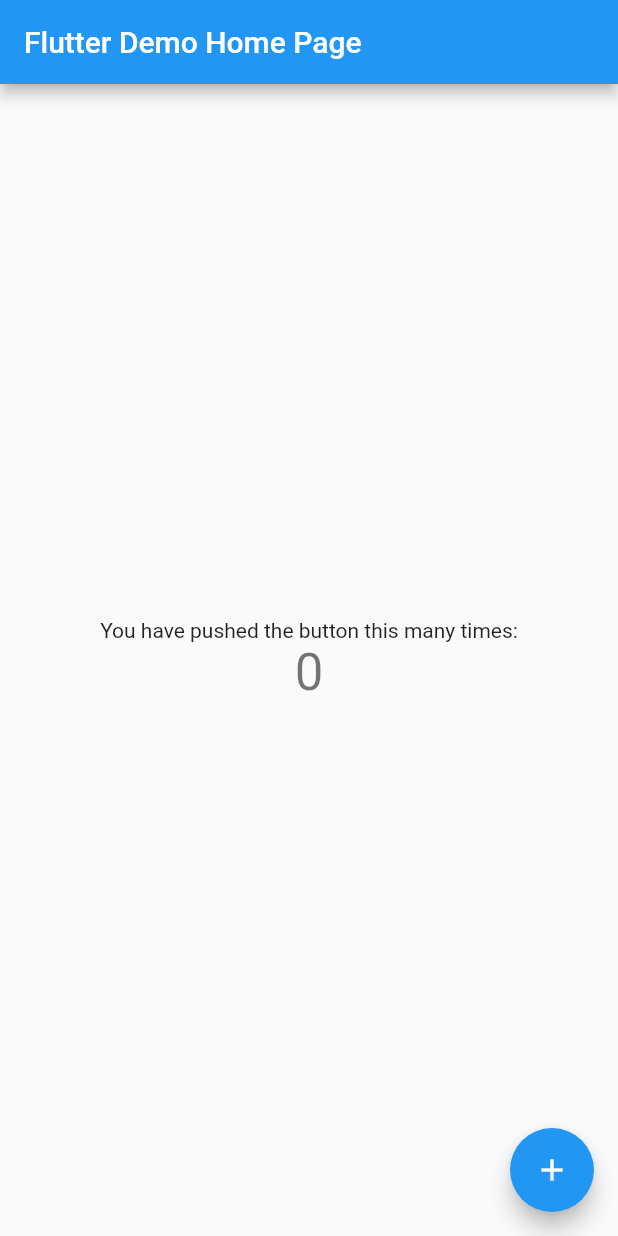
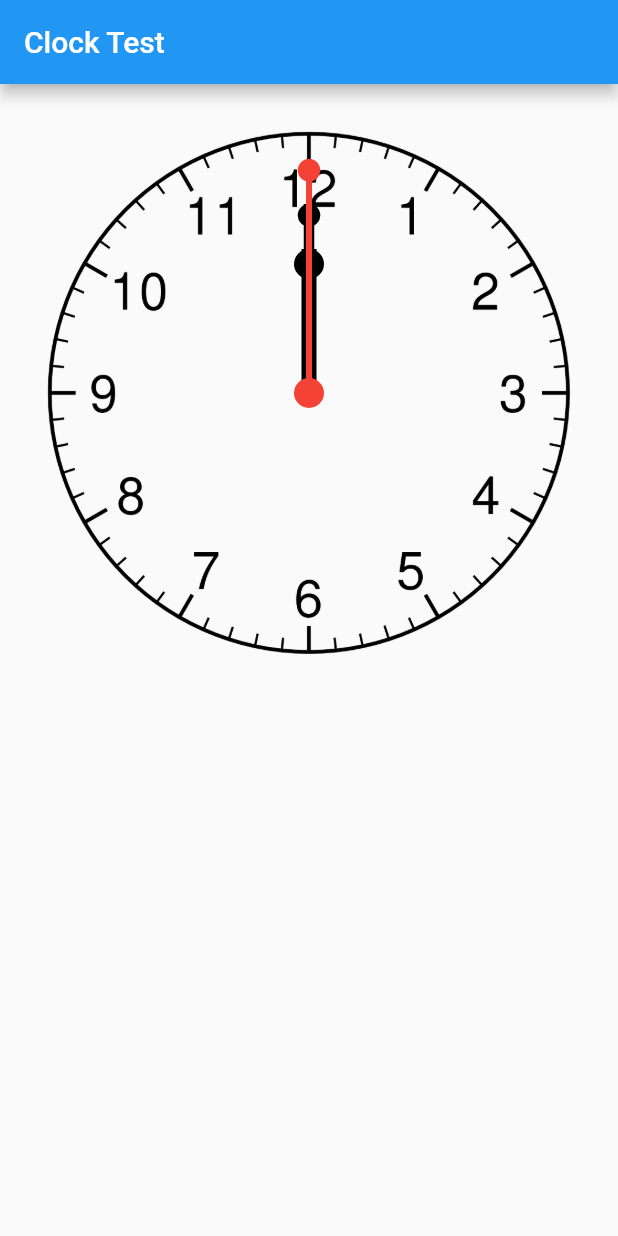
Before and after one commit to gifhary/bibit-test, a Flutter app: the screen it shows after launch, on a phone screen of 412 x 824 dp. Run offline on Flutter 3.47's test engine with Material 2 defaults, Android fonts, the phone set to English and light mode, and no system bars.

Commit message:
clock body and hand hour, minute and second

```diff
--- a/lib/main.dart
+++ b/lib/main.dart
@@ -1,3 +1,4 @@
+import 'package:bibit_clock/screen/home_screen.dart';
 import 'package:flutter/material.dart';
 
 void main() {
@@ -6,110 +7,14 @@ void main() {
 
 class MyApp extends StatelessWidget {
   const MyApp({Key? key}) : super(key: key);
-
-  // This widget is the root of your application.
   @override
   Widget build(BuildContext context) {
     return MaterialApp(
       title: 'Flutter Demo',
       theme: ThemeData(
-        // This is the theme of your application.
-        //
-        // Try running your application with "flutter run". You'll see the
-        // application has a blue toolbar. Then, without quitting the app, try
-        // changing the primarySwatch below to Colors.green and then invoke
-        // "hot reload" (press "r" in the console where you ran "flutter run",
-        // or simply save your changes to "hot reload" in a Flutter IDE).
-        // Notice that the counter didn't reset back to zero; the application
-        // is not restarted.
         primarySwatch: Colors.blue,
       ),
-      home: const MyHomePage(title: 'Flutter Demo Home Page'),
+      home: const HomeScreen(),
     );
   }
 }
-
-class MyHomePage extends StatefulWidget {
-  const MyHomePage({Key? key, required this.title}) : super(key: key);
-
-  // This widget is the home page of your application. It is stateful, meaning
-  // that it has a State object (defined below) that contains fields that affect
-  // how it looks.
-
-  // This class is the configuration for the state. It holds the values (in this
-  // case the title) provided by the parent (in this case the App widget) and
-  // used by the build method of the State. Fields in a Widget subclass are
-  // always marked "final".
-
-  final String title;
-
-  @override
-  State<MyHomePage> createState() => _MyHomePageState();
-}
-
-class _MyHomePageState extends State<MyHomePage> {
-  int _counter = 0;
-
-  void _incrementCounter() {
-    setState(() {
-      // This call to setState tells the Flutter framework that something has
-      // changed in this State, which causes it to rerun the build method below
-      // so that the display can reflect the updated values. If we changed
-      // _counter without calling setState(), then the build method would not be
-      // called again, and so nothing would appear to happen.
-      _counter++;
-    });
-  }
-
-  @override
-  Widget build(BuildContext context) {
-    // This method is rerun every time setState is called, for instance as done
-    // by the _incrementCounter method above.
-    //
-    // The Flutter framework has been optimized to make rerunning build methods
-    // fast, so that you can just rebuild anything that needs updating rather
-    // than having to individually change instances of widgets.
-    return Scaffold(
-      appBar: AppBar(
-        // Here we take the value from the MyHomePage object that was created by
-        // the App.build method, and use it to set our appbar title.
-        title: Text(widget.title),
-      ),
-      body: Center(
-        // Center is a layout widget. It takes a single child and positions it
-        // in the middle of the parent.
-        child: Column(
-          // Column is also a layout widget. It takes a list of children and
-          // arranges them vertically. By default, it sizes itself to fit its
-          // children horizontally, and tries to be as tall as its parent.
-          //
-          // Invoke "debug painting" (press "p" in the console, choose the
-          // "Toggle Debug Paint" action from the Flutter Inspector in Android
-          // Studio, or the "Toggle Debug Paint" command in Visual Studio Code)
-          // to see the wireframe for each widget.
-          //
-          // Column has various properties to control how it sizes itself and
-          // how it positions its children. Here we use mainAxisAlignment to
-          // center the children vertically; the main axis here is the vertical
-          // axis because Columns are vertical (the cross axis would be
-          // horizontal).
-          mainAxisAlignment: MainAxisAlignment.center,
-          children: <Widget>[
-            const Text(
-              'You have pushed the button this many times:',
-            ),
-            Text(
-              '$_counter',
-              style: Theme.of(context).textTheme.headline4,
-            ),
-          ],
-        ),
-      ),
-      floatingActionButton: FloatingActionButton(
-        onPressed: _incrementCounter,
-        tooltip: 'Increment',
-        child: const Icon(Icons.add),
-      ), // This trailing comma makes auto-formatting nicer for build methods.
-    );
-  }
-}
--- /dev/null
+++ b/lib/screen/home_screen.dart
@@ -0,0 +1,23 @@
+import 'package:bibit_clock/widget/clock/clock.dart';
+import 'package:flutter/material.dart';
+
+class HomeScreen extends StatelessWidget {
+  const HomeScreen({Key? key}) : super(key: key);
+
+  @override
+  Widget build(BuildContext context) {
+    return Scaffold(
+      appBar: AppBar(
+        title: const Text('Clock Test'),
+      ),
+      body: Padding(
+        padding: const EdgeInsets.all(30),
+        child: Column(
+          children: const [
+            Clock(),
+          ],
+        ),
+      ),
+    );
+  }
+}
--- /dev/null
+++ b/lib/widget/clock/clock.dart
@@ -0,0 +1,35 @@
+import 'package:bibit_clock/widget/clock/clock_body.dart';
+import 'package:bibit_clock/widget/clock/clock_hand_hour.dart';
+import 'package:bibit_clock/widget/clock/clock_hand_minute.dart';
+import 'package:bibit_clock/widget/clock/clock_hand_second.dart';
+import 'package:flutter/material.dart';
+
+class Clock extends StatelessWidget {
+  const Clock({Key? key}) : super(key: key);
+
+  @override
+  Widget build(BuildContext context) {
+    return AspectRatio(
+      aspectRatio: 1,
+      child: Stack(
+        children: [
+          const ClockBody(),
+          Stack(
+            alignment: Alignment.center,
+            children: [
+              const ClockHandHour(),
+              const ClockHandMinute(),
+              const ClockHandSecond(),
+              Container(
+                height: 20,
+                width: 20,
+                decoration: const BoxDecoration(
+                    color: Colors.red, shape: BoxShape.circle),
+              )
+            ],
+          )
+        ],
+      ),
+    );
+  }
+}
--- /dev/null
+++ b/lib/widget/clock/clock_body.dart
@@ -0,0 +1,10 @@
+import 'package:flutter/material.dart';
+
+class ClockBody extends StatelessWidget {
+  const ClockBody({Key? key}) : super(key: key);
+
+  @override
+  Widget build(BuildContext context) {
+    return Image.asset('assets/clock.png');
+  }
+}
--- /dev/null
+++ b/lib/widget/clock/clock_hand_hour.dart
@@ -0,0 +1,41 @@
+import 'package:flutter/material.dart';
+
+class ClockHandHour extends StatelessWidget {
+  const ClockHandHour({Key? key}) : super(key: key);
+
+  @override
+  Widget build(BuildContext context) {
+    return Container(
+      margin: const EdgeInsets.all(80),
+      height: double.infinity,
+      width: double.infinity,
+      alignment: Alignment.centerRight,
+      child: Column(
+        children: [
+          Flexible(
+            child: Stack(
+              alignment: Alignment.topCenter,
+              children: [
+                Container(
+                  height: 20,
+                  width: 20,
+                  decoration: const BoxDecoration(
+                    color: Colors.black,
+                    shape: BoxShape.circle,
+                  ),
+                ),
+                Container(
+                  color: Colors.black,
+                  width: 10,
+                ),
+              ],
+            ),
+          ),
+          Flexible(
+            child: Container(),
+          ),
+        ],
+      ),
+    );
+  }
+}
--- /dev/null
+++ b/lib/widget/clock/clock_hand_minute.dart
@@ -0,0 +1,41 @@
+import 'package:flutter/material.dart';
+
+class ClockHandMinute extends StatelessWidget {
+  const ClockHandMinute({Key? key}) : super(key: key);
+
+  @override
+  Widget build(BuildContext context) {
+    return Container(
+      margin: const EdgeInsets.all(50),
+      height: double.infinity,
+      width: double.infinity,
+      alignment: Alignment.centerRight,
+      child: Column(
+        children: [
+          Flexible(
+            child: Stack(
+              alignment: Alignment.topCenter,
+              children: [
+                Container(
+                  height: 15,
+                  width: 15,
+                  decoration: const BoxDecoration(
+                    color: Colors.black,
+                    shape: BoxShape.circle,
+                  ),
+                ),
+                Container(
+                  color: Colors.black,
+                  width: 7,
+                ),
+              ],
+            ),
+          ),
+          Flexible(
+            child: Container(),
+          ),
+        ],
+      ),
+    );
+  }
+}
--- /dev/null
+++ b/lib/widget/clock/clock_hand_second.dart
@@ -0,0 +1,41 @@
+import 'package:flutter/material.dart';
+
+class ClockHandSecond extends StatelessWidget {
+  const ClockHandSecond({Key? key}) : super(key: key);
+
+  @override
+  Widget build(BuildContext context) {
+    return Container(
+      margin: const EdgeInsets.all(20),
+      height: double.infinity,
+      width: double.infinity,
+      alignment: Alignment.centerRight,
+      child: Column(
+        children: [
+          Flexible(
+            child: Stack(
+              alignment: Alignment.topCenter,
+              children: [
+                Container(
+                  height: 15,
+                  width: 15,
+                  decoration: const BoxDecoration(
+                    color: Colors.red,
+                    shape: BoxShape.circle,
+                  ),
+                ),
+                Container(
+                  color: Colors.red,
+                  width: 4,
+                ),
+              ],
+            ),
+          ),
+          Flexible(
+            child: Container(),
+          ),
+        ],
+      ),
+    );
+  }
+}
--- a/pubspec.yaml
+++ b/pubspec.yaml
@@ -29,6 +29,7 @@ environment:
 dependencies:
   flutter:
     sdk: flutter
+  get: ^4.6.5
 
 
   # The following adds the Cupertino Icons font to your application.
@@ -58,8 +59,8 @@ flutter:
   uses-material-design: true
 
   # To add assets to your application, add an assets section, like this:
-  # assets:
-  #   - images/a_dot_burr.jpeg
+  assets:
+    - assets/
   #   - images/a_dot_ham.jpeg
 
   # An image asset can refer to one or more resolution-specific "variants", see
```
Also changed, not shown: assets/clock.png (added), pubspec.lock.
